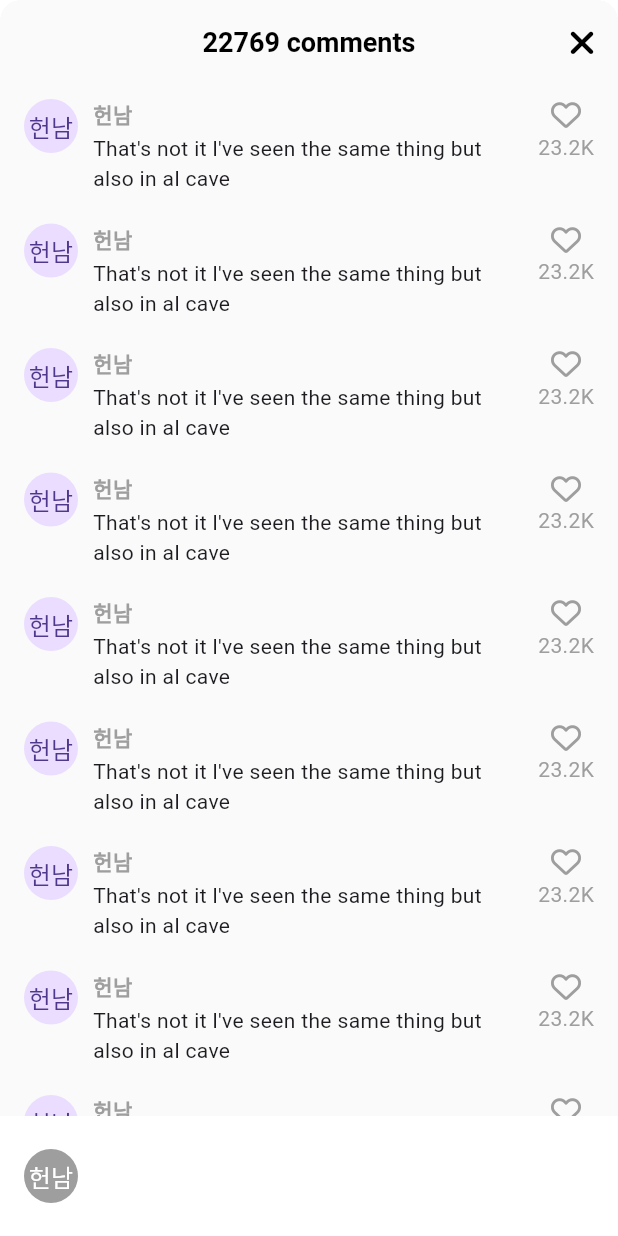
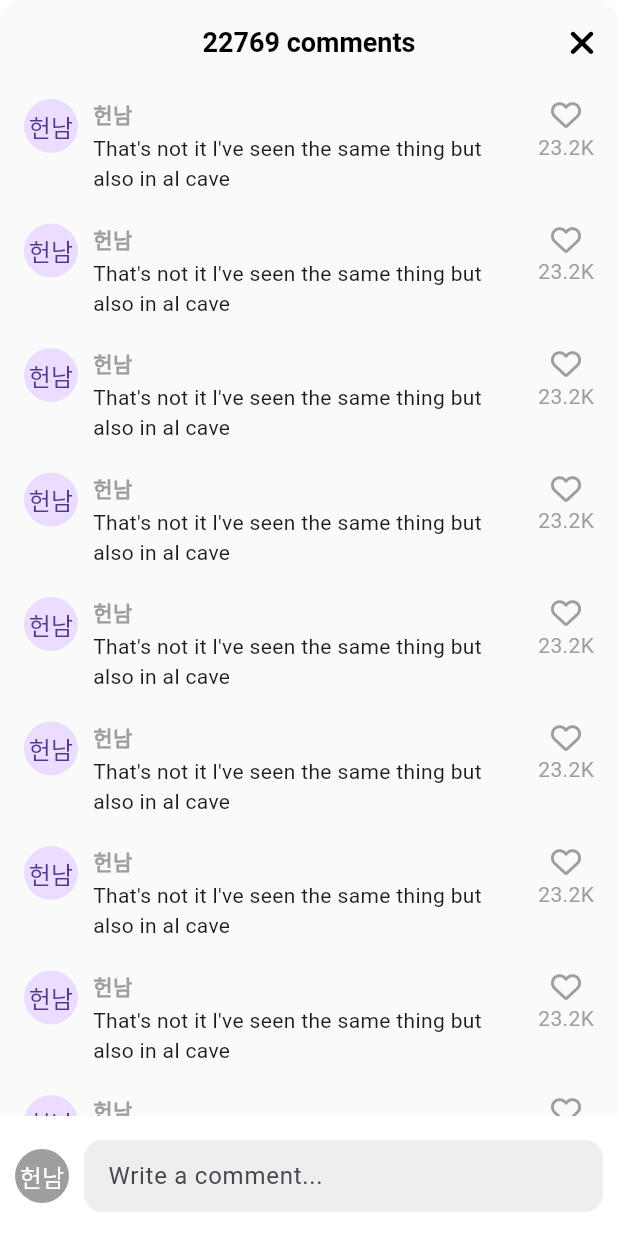
Before and after one commit to RoJaebl/flutter-tiktok, a Flutter app: the VideoComments screen opened directly, on a phone screen of 412 x 824 dp. Run offline on Flutter 3.47's test engine with Material 3 defaults, Android fonts, the phone set to English and light mode, and no system bars; our stand-ins replace font_awesome_flutter, video_player, visibility_detector; network calls fail.

Commit message:
:hammer: #8.2 Add Comment

```diff
--- a/lib/features/main_navigation/main_navigation_screen.dart
+++ b/lib/features/main_navigation/main_navigation_screen.dart
@@ -44,6 +44,7 @@ class _MainNavigationScreenState extends State<MainNavigationScreen> {
   Widget build(BuildContext context) {
     return Scaffold(
       backgroundColor: _selectedIndex == 0 ? Colors.black : Colors.white,
+      resizeToAvoidBottomInset: false,
       body: Stack(
         children: [
           Offstage(
--- a/lib/features/videos/widgets/video_comments.dart
+++ b/lib/features/videos/widgets/video_comments.dart
@@ -15,7 +15,9 @@ class _VideoCommentsState extends State<VideoComments> {
 
   @override
   Widget build(BuildContext context) {
+    final size = MediaQuery.of(context).size;
     return Container(
+      height: size.height * 0.75,
       clipBehavior: Clip.hardEdge,
       decoration: BoxDecoration(
         borderRadius: BorderRadius.circular(
@@ -36,7 +38,9 @@ class _VideoCommentsState extends State<VideoComments> {
             ),
           ],
         ),
-        body: ListView.separated(
+        body: Stack(
+          children: [
+            ListView.separated(
               padding: const EdgeInsets.symmetric(
                 vertical: Sizes.size10,
                 horizontal: Sizes.size16,
@@ -89,8 +93,17 @@ class _VideoCommentsState extends State<VideoComments> {
                 ],
               ),
             ),
-        bottomNavigationBar: BottomAppBar(
+            Positioned(
+              bottom: 0,
+              width: size.width,
+              child: BottomAppBar(
+                padding: EdgeInsets.zero,
                 color: Colors.white,
+                child: Padding(
+                  padding: const EdgeInsets.symmetric(
+                    vertical: Sizes.size16,
+                    horizontal: Sizes.size10,
+                  ),
                   child: Row(
                     children: [
                       CircleAvatar(
@@ -99,8 +112,33 @@ class _VideoCommentsState extends State<VideoComments> {
                         foregroundColor: Colors.white,
                         child: const Text("헌남"),
                       ),
+                      Gaps.h10,
+                      Expanded(
+                        child: TextField(
+                          cursorColor: Theme.of(context).primaryColor,
+                          decoration: InputDecoration(
+                            hintText: "Write a comment...",
+                            border: OutlineInputBorder(
+                              borderRadius: BorderRadius.circular(
+                                Sizes.size12,
+                              ),
+                              borderSide: BorderSide.none,
+                            ),
+                            filled: true,
+                            fillColor: Colors.grey.shade200,
+                            contentPadding: const EdgeInsets.symmetric(
+                              vertical: Sizes.size12,
+                              horizontal: Sizes.size12,
+                            ),
+                          ),
+                        ),
+                      ),
                     ],
                   ),
+                ),
+              ),
+            )
+          ],
         ),
       ),
     );
--- a/lib/features/videos/widgets/video_post.dart
+++ b/lib/features/videos/widgets/video_post.dart
@@ -92,6 +92,7 @@ class _VideoPostState extends State<VideoPost>
     _videoPlayercontroller.value.isPlaying ? _onTogglePause() : null;
     await showModalBottomSheet(
       context: context,
+      isScrollControlled: true,
       backgroundColor: Colors.transparent,
       builder: (context) => const VideoComments(),
     );
```
Lines whose indentation alone changed are shown as unchanged.
